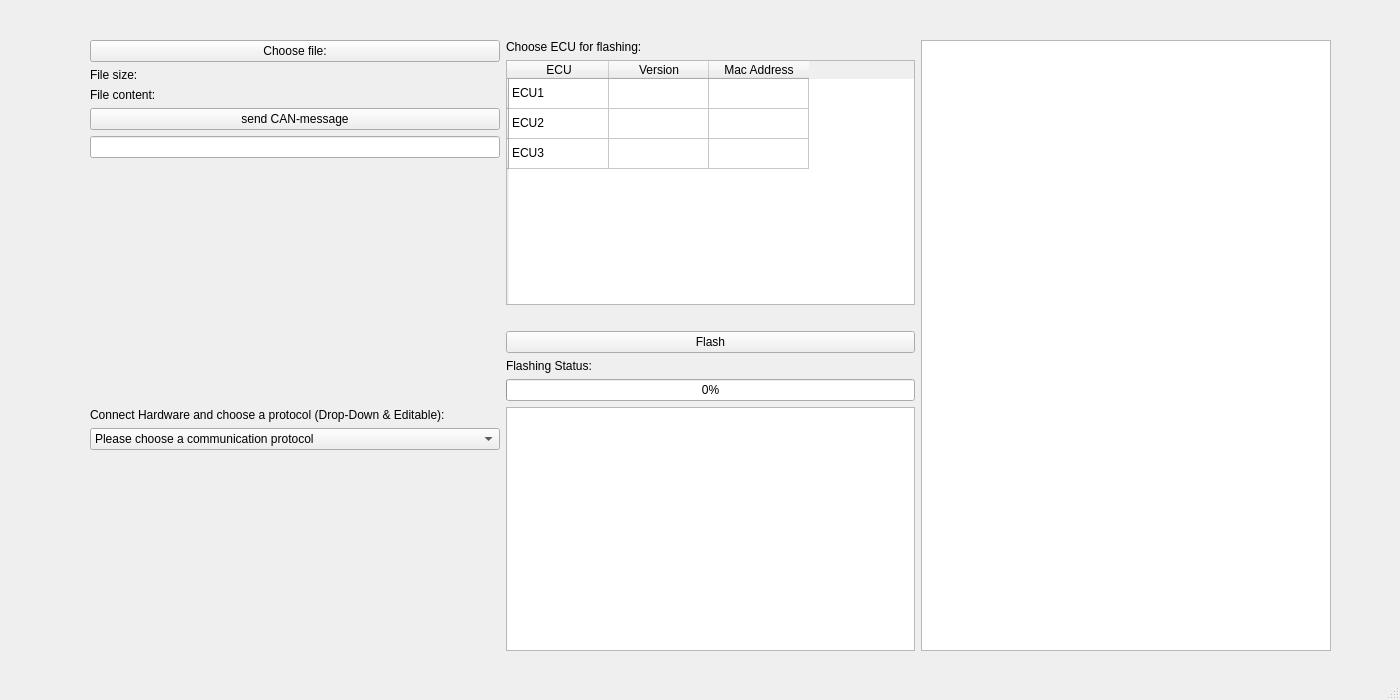
Above: WINDOWS_GUI/mainwindow.ui from amosproj/amos2024ss07-updating-flash-boot-loader before the change. Below: the same form after it.
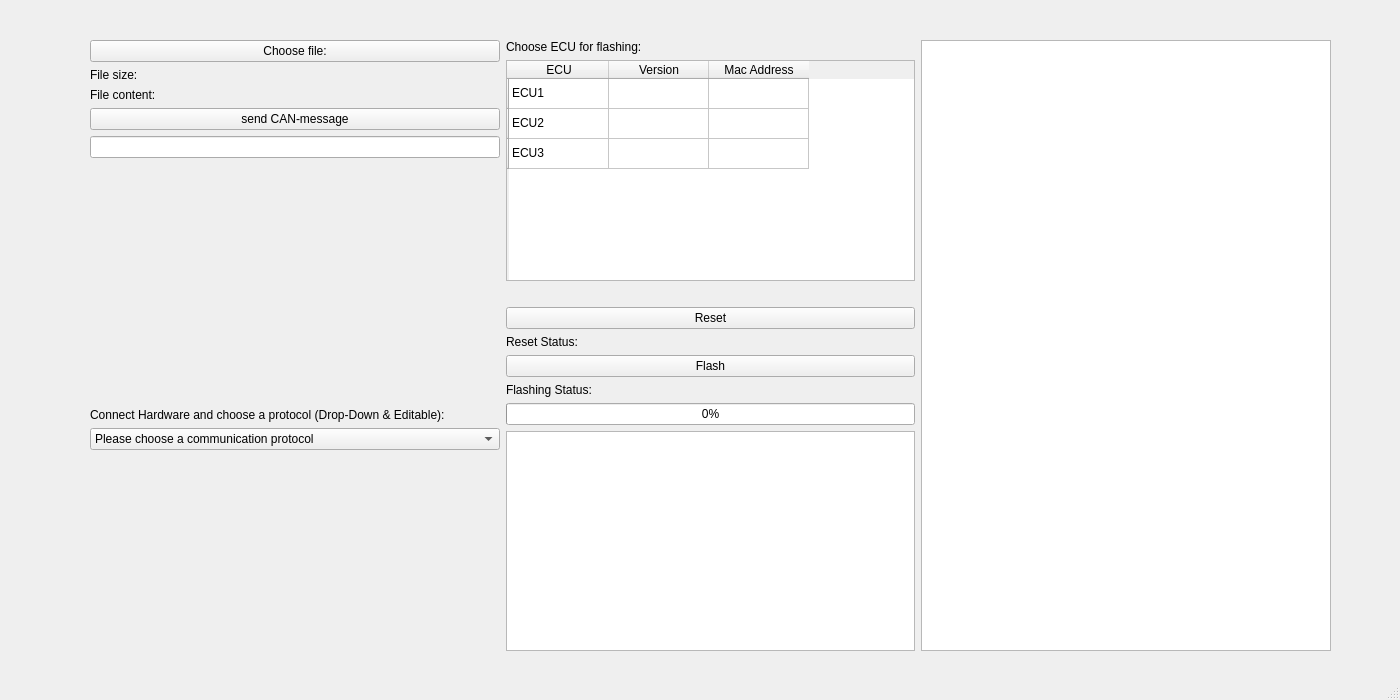
That is the form after the change.

The edit to the form file:
```diff
--- a/WINDOWS_GUI/mainwindow.ui
+++ b/WINDOWS_GUI/mainwindow.ui
@@ -208,6 +208,20 @@
          </property>
         </widget>
        </item>
+       <item>
+        <widget class="QPushButton" name="button_reset">
+         <property name="text">
+          <string>Reset</string>
+         </property>
+        </widget>
+       </item>
+       <item>
+        <widget class="QLabel" name="label_reset_status">
+         <property name="text">
+          <string>Reset Status:</string>
+         </property>
+        </widget>
+       </item>
        <item>
         <widget class="QPushButton" name="button_flash">
          <property name="text">
```
